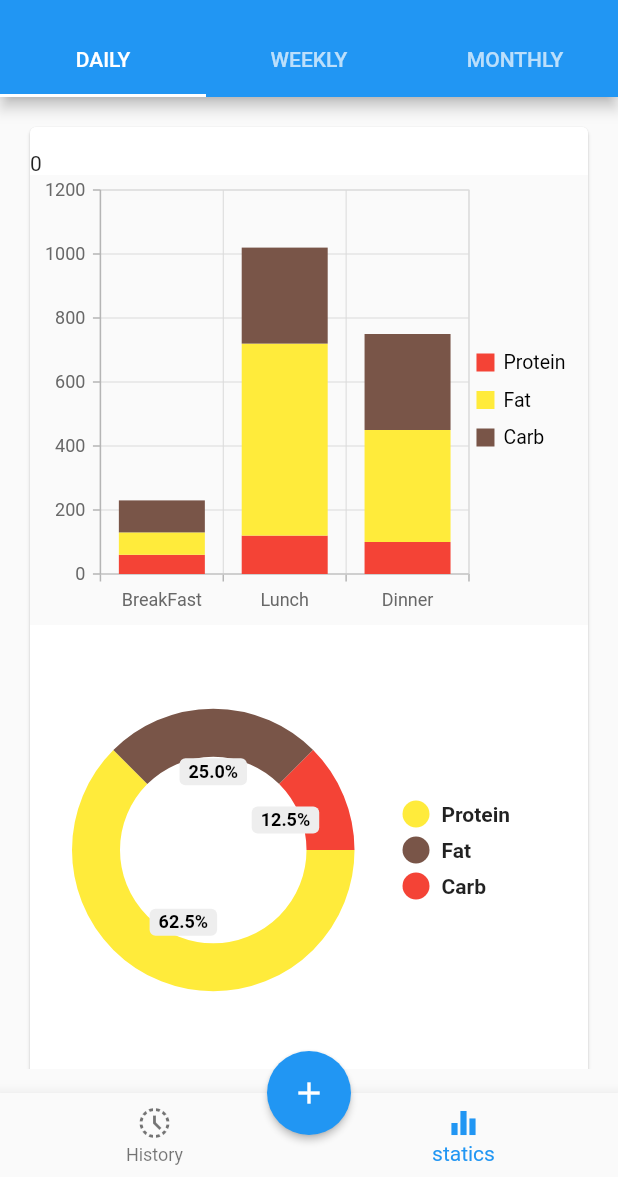
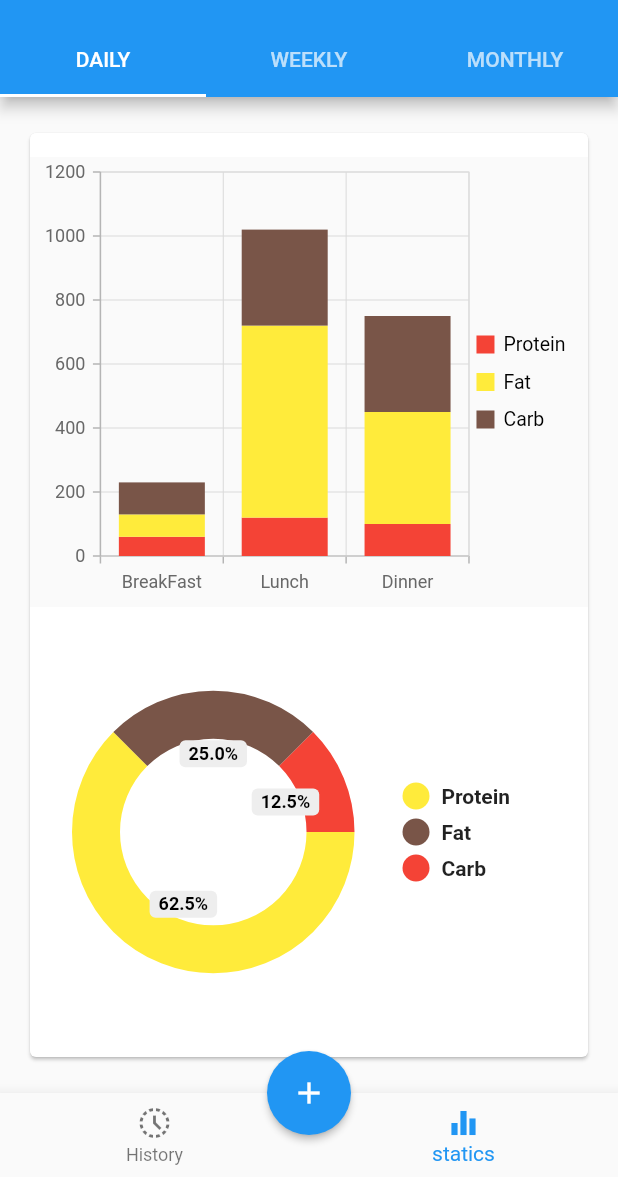
Before and after one commit to sarianpour/foodlogapp, a Flutter app: the NavigationView screen opened by its route, item 2 of the bottom bar chosen, on a phone screen of 412 x 824 dp, the part 59-1236 px from its top. Run offline on Flutter 3.47's test engine with Material 2 defaults, Android fonts, the phone set to English and light mode, and no system bars; drawn by our look-alikes of pie_chart; our stand-ins replace image_picker, syncfusion_flutter_charts.

Commit message:
number removed from tabs

```diff
--- a/lib/views/statics_view/statics_view.dart
+++ b/lib/views/statics_view/statics_view.dart
@@ -22,12 +22,6 @@ class _StaticsViewState extends State<StaticsView> {
   ];
   @override
   Widget build(BuildContext context) {
-    Map<String, double> dataMap = {
-      "Flutter": 5,
-      "React": 3,
-      "Xamarin": 2,
-      "Ionic": 2,
-    };
     return Card(
       child: Column(
         crossAxisAlignment: CrossAxisAlignment.stretch,
@@ -35,7 +29,6 @@ class _StaticsViewState extends State<StaticsView> {
           SizedBox(
             height: 16,
           ),
-          Text('${widget.selectedTabIndex}'),
           tabs[widget.selectedTabIndex],
         ],
       ),
```
